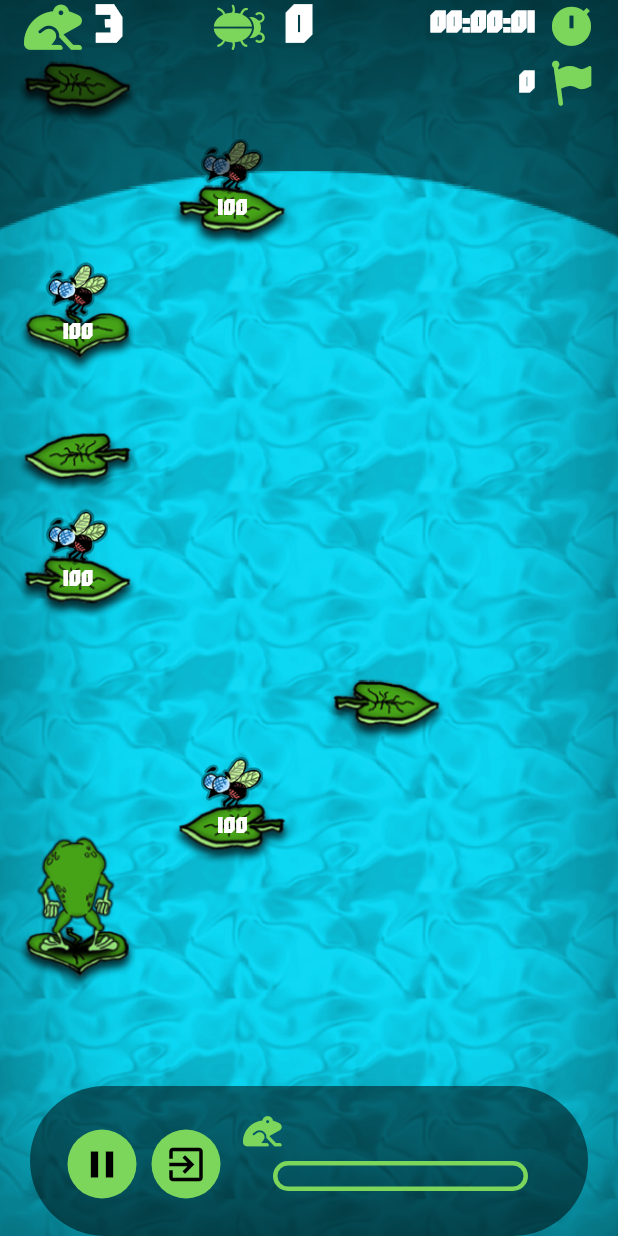
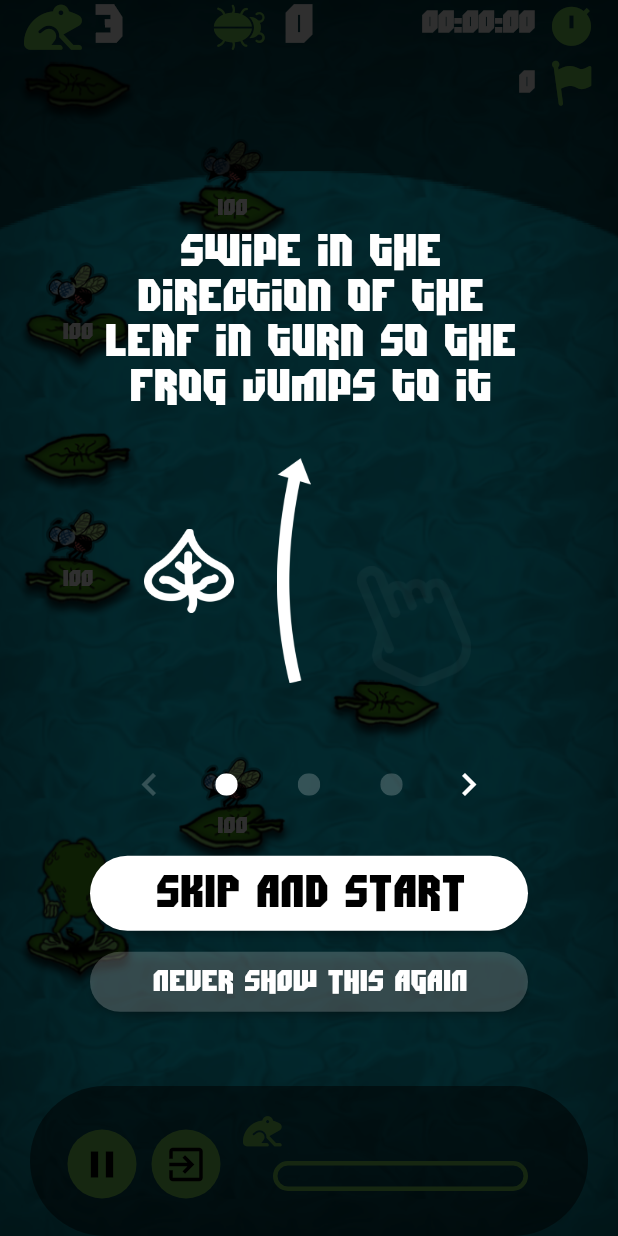
Before and after one commit to romanejaquez/skippingfrog_mobile, a Flutter app: the GamePage screen opened by its route, on a phone screen of 412 x 824 dp. Run offline on Flutter 3.47's test engine with Material 2 defaults, Android fonts, the phone set to English and light mode, and no system bars; our stand-ins replace assets_audio_player, shared_preferences; accounts and stored records are empty.

Commit message:
onboarding

```diff
--- a/lib/pages/gamepage.dart
+++ b/lib/pages/gamepage.dart
@@ -1,5 +1,6 @@
 import 'package:flutter/material.dart';
 import 'package:provider/provider.dart';
+import 'package:skippingfrog_mobile/helpers/utils.dart';
 import 'package:skippingfrog_mobile/services/gameservice.dart';
 import 'package:skippingfrog_mobile/services/scorepanelservice.dart';
 import 'package:skippingfrog_mobile/widgets/bottompanel.dart';
@@ -7,19 +8,44 @@
 import 'package:skippingfrog_mobile/widgets/frogmessagepanel.dart';
 import 'package:skippingfrog_mobile/widgets/gameheaderpanel.dart';
 import 'package:skippingfrog_mobile/widgets/lillypond.dart';
+import 'package:skippingfrog_mobile/widgets/onboarding/onboardingwidget.dart';
 import 'package:skippingfrog_mobile/widgets/swipingpanelregion.dart';
 
-class GamePage extends StatelessWidget {
+class GamePage extends StatefulWidget {
 
   static String route = '/game';
 
   const GamePage({Key? key}) : super(key: key);
 
   @override
+  State<GamePage> createState() => _GamePageState();
+}
+
+class _GamePageState extends State<GamePage> {
+  @override
   Widget build(BuildContext context) {
 
     GameService gameService = Provider.of<GameService>(context, listen: false);
-    gameService.startGame();
+
+
+    if (gameService.isFirstInstall()) {
+      Future.delayed(const Duration(milliseconds: 200), () {
+        showModalBottomSheet(
+          backgroundColor: Colors.transparent,
+          context: context,
+          isScrollControlled: true,
+          useRootNavigator: true,
+          enableDrag: true,
+          builder: ((context) {
+          return const OnboardingWidget();
+        })).then((value) {
+          gameService.startGame();
+        });
+      });
+    }
+    else {
+      gameService.startGame();
+    }
 
     return Scaffold(
       body: Stack(
--- /dev/null
+++ b/lib/services/gamelocalstorage.dart
@@ -0,0 +1,31 @@
+import 'package:flutter/material.dart';
+import 'package:shared_preferences/shared_preferences.dart';
+
+class GameLocalStorage {
+
+  // shared prefs keys
+  static const String onboarding = 'onboarding';
+
+  late SharedPreferences prefs;
+  late BuildContext ctx;
+
+  void init(BuildContext context) {
+    ctx = context;
+    SharedPreferences.getInstance().then((sp) {
+      prefs = sp;
+    });
+  }
+
+  void saveData() {
+    // save other data
+  }
+
+  void neverShowOnboardingAgain() {
+    prefs.setBool(GameLocalStorage.onboarding, false);
+  }
+
+  bool isOnboardingSet() {
+    return prefs.getBool(GameLocalStorage.onboarding) != null &&
+      !prefs.getBool(GameLocalStorage.onboarding)!;
+  }
+}
--- a/lib/services/gameservice.dart
+++ b/lib/services/gameservice.dart
@@ -12,6 +12,7 @@
 import 'package:skippingfrog_mobile/services/audioservice.dart';
 import 'package:skippingfrog_mobile/services/bottompanelservice.dart';
 import 'package:skippingfrog_mobile/services/frogjumpingservice.dart';
+import 'package:skippingfrog_mobile/services/gamelocalstorage.dart';
 import 'package:skippingfrog_mobile/services/leafservice.dart';
 import 'package:skippingfrog_mobile/services/pondservice.dart';
 import 'package:skippingfrog_mobile/services/scorepanelservice.dart';
@@ -38,6 +39,7 @@
   late AudioService audioService;
   late PondService pondService;
   late BottomPanelService bottomPanelService;
+  late GameLocalStorage gameLocalStorage;
 
   void initGame(BuildContext context) {
     ctx = context;
@@ -65,6 +67,8 @@
     pondService = Provider.of<PondService>(ctx, listen: false);
 
     bottomPanelService = Provider.of<BottomPanelService>(ctx, listen: false);
+    gameLocalStorage = Provider.of<GameLocalStorage>(ctx, listen: false);
+    gameLocalStorage.init(ctx);
   }
 
   // reset all provided service
@@ -158,4 +162,12 @@
   ScoreConfig getScoreConfig() {
     return scorePanelService.getScoreConfig();
   }
+
+  void neverShowOnboardingAgain() {
+    gameLocalStorage.neverShowOnboardingAgain();
+  }
+
+  bool isFirstInstall() {
+    return !gameLocalStorage.isOnboardingSet();
+  }
 }
--- /dev/null
+++ b/lib/widgets/onboarding/onboardingwidget.dart
@@ -0,0 +1,152 @@
+import 'package:flutter/material.dart';
+import 'package:provider/provider.dart';
+import 'package:skippingfrog_mobile/helpers/utils.dart';
+import 'package:skippingfrog_mobile/services/gameservice.dart';
+import 'package:skippingfrog_mobile/widgets/onboarding/steps/onboardingstep1.dart';
+import 'package:skippingfrog_mobile/widgets/onboarding/steps/onboardingstep2.dart';
+import 'package:skippingfrog_mobile/widgets/onboarding/steps/onboardingstep3.dart';
+
+class OnboardingWidget extends StatefulWidget {
+  const OnboardingWidget({super.key});
+
+  @override
+  State<OnboardingWidget> createState() => _OnboardingWidgetState();
+}
+
+class _OnboardingWidgetState extends State<OnboardingWidget> {
+
+  PageController? controller;
+
+  @override
+  void initState() {
+    super.initState();
+    controller = PageController(initialPage: 0);
+  }
+
+  @override
+  void dispose() {
+    controller!.dispose();
+    super.dispose();
+  }
+
+  @override
+  Widget build(BuildContext context) {
+
+    GameService gameService = Provider.of<GameService>(context, listen: false);
+    ValueNotifier<int> pageIndex = ValueNotifier(0);
+    List<Widget> onboardingSteps = const [
+      OnboardingStep1(),
+      OnboardingStep2(),
+      OnboardingStep3(),
+    ];
+
+    return Container(
+      decoration: BoxDecoration(
+        color: Colors.black.withOpacity(0.6),
+      ),
+      padding: const EdgeInsets.all(60),
+      child: Column(
+        mainAxisAlignment: MainAxisAlignment.center,
+        crossAxisAlignment: CrossAxisAlignment.stretch,
+        children: [
+          SizedBox(
+            height: 350,
+            child: PageView(
+              controller: controller,
+              scrollDirection: Axis.horizontal,
+              pageSnapping: true,
+              onPageChanged: ((value) {
+                pageIndex.value = value;
+              }),
+              children: onboardingSteps
+            ),
+          ),
+          ValueListenableBuilder<int>(
+            builder: (context, value, child) {
+              return Row(
+                mainAxisAlignment: MainAxisAlignment.center,
+                children: [
+                IconButton(
+                  onPressed: value > 0 ? () {
+                    controller!.previousPage(
+                      duration: const Duration(milliseconds: 500),
+                      curve: Curves.easeInOut);
+                  } : null,
+                  icon: Icon(
+                    Icons.chevron_left,
+                    size: 30,
+                    color: value > 0 ? Colors.white : Colors.white.withOpacity(0.2)
+                  )
+                ),
+                ...List.generate(
+                  onboardingSteps.length,
+                  (index) {
+                    return Padding(
+                      padding: const EdgeInsets.all(20),
+                      child: ClipOval(
+                        child: Container(
+                          color: pageIndex.value == index ? Colors.white : Colors.white.withOpacity(0.2),
+                          width: 15, height: 15,
+                        ),
+                      ),
+                    );
+                  }
+                ),
+                IconButton(
+                  onPressed: value < onboardingSteps.length - 1 ? () {
+                    controller!.nextPage(
+                      duration: const Duration(milliseconds: 500),
+                      curve: Curves.easeInOut);
+                  } : null,
+                  icon: Icon(
+                    Icons.chevron_right,
+                    size: 30,
+                    color: value < onboardingSteps.length - 1 ? Colors.white : Colors.white.withOpacity(0.2)
+                  )
+                ),
+                ]
+              );
+            }, valueListenable: pageIndex,
+          ),
+          const SizedBox(height: 20),
+          ElevatedButton(
+            style: ElevatedButton.styleFrom(
+              shape: RoundedRectangleBorder(borderRadius: BorderRadius.circular(40)),
+              backgroundColor: Colors.white,
+              foregroundColor: Colors.black,
+            ),
+            onPressed: () {
+              Utils.mainNav.currentState!.pop();
+            },
+            child: ValueListenableBuilder(
+              builder: (context, value, child) {
+                return Padding(
+                  padding: const EdgeInsets.all(10.0),
+                  child: Text(pageIndex.value == onboardingSteps.length - 1 ? 'LET\'S PLAY!' : 'SKIP AND START',
+                    style: const TextStyle(fontSize: 30)),
+                );
+              },
+              valueListenable: pageIndex,
+            )
+          ),
+          const SizedBox(height: 10),
+          ElevatedButton(
+            style: ElevatedButton.styleFrom(
+              shape: RoundedRectangleBorder(borderRadius: BorderRadius.circular(40)),
+              backgroundColor: Colors.white.withOpacity(0.2),
+              foregroundColor: Colors.white,
+            ),
+            onPressed: () {
+              Utils.mainNav.currentState!.pop();
+              gameService.neverShowOnboardingAgain();
+            },
+            child: Padding(
+              padding: const EdgeInsets.all(10.0),
+              child: Text('NEVER SHOW THIS AGAIN', style: TextStyle(fontSize: 20)),
+            )
+          )
+        ],
+      ),
+    );
+  }
+}
--- /dev/null
+++ b/lib/widgets/onboarding/steps/onboardingstep1.dart
@@ -0,0 +1,76 @@
+import 'package:flutter/material.dart';
+
+class OnboardingStep1 extends StatefulWidget {
+  const OnboardingStep1({super.key});
+
+  @override
+  State<OnboardingStep1> createState() => _OnboardingStep1State();
+}
+
+class _OnboardingStep1State extends State<OnboardingStep1> with SingleTickerProviderStateMixin {
+
+  late AnimationController handCtrl;
+
+  @override
+  void initState() {
+    super.initState();
+
+    handCtrl = AnimationController(
+      vsync: this,
+      duration: const Duration(milliseconds: 1500),
+    )..repeat();
+
+  }
+
+  @override
+  void dispose() {
+    handCtrl.dispose();
+    super.dispose();
+  }
+
+  @override
+  Widget build(BuildContext context) {
+    return Padding(
+      padding: const EdgeInsets.all(8.0),
+      child: Column(
+        mainAxisSize: MainAxisSize.min,
+        mainAxisAlignment: MainAxisAlignment.center,
+        children: [
+          const Text('Swipe in the direction of the leaf in turn so the frog jumps to it',
+            textAlign: TextAlign.center,
+            style: TextStyle(color: Colors.white, fontSize: 30)
+          ),
+          Expanded(
+            child: Row(
+              mainAxisAlignment: MainAxisAlignment.center,
+              children: [
+                Image.asset('assets/imgs/ob_leafup.png',
+                  width: 60,
+                  height: 60,
+                ),
+                Image.asset('assets/imgs/ob_arrowup.png',
+                  width: 80,
+                  height: 150,
+                ),
+                SlideTransition(
+                  position: Tween<Offset>(
+                    begin: const Offset(0.0, 0.5),
+                    end: const Offset(0.0, -0.5)
+                  ).animate(CurvedAnimation(parent: handCtrl, curve: Curves.easeInOut)),
+                  child: FadeTransition(
+                    opacity: Tween<double>(begin: 0, end: 1)
+                    .animate(CurvedAnimation(parent: handCtrl, curve: Curves.easeInOut)),
+                    child: Image.asset('assets/imgs/ob_hand.png',
+                      width: 80,
+                      height: 80,
+                    ),
+                  ),
+                )
+              ],
+            ),
+          )
+        ],
+      ),
+    );
+  }
+}
--- a/pubspec.yaml
+++ b/pubspec.yaml
@@ -37,6 +37,7 @@
   provider: ^6.0.3
   intl: ^0.17.0
   assets_audio_player: ^3.0.5
+  shared_preferences: ^2.0.15
 
 dev_dependencies:
   flutter_test:
```
Also changed, not shown: lib/helpers/utils.dart (+82 -66 lines), lib/main.dart (+4 -3 lines), lib/pages/skippingfrogsplash.dart (+10 -1 lines), lib/widgets/onboarding/steps/onboardingstep2.dart (added, +143 -0 lines), lib/widgets/onboarding/steps/onboardingstep3.dart (added, +110 -0 lines), assets/imgs/ob_arrowdown.png (added), assets/imgs/ob_arrowleft.png (added), assets/imgs/ob_arrowright.png (added), assets/imgs/ob_arrowup.png (added), assets/imgs/ob_hand.png (added), assets/imgs/ob_leafdown.png (added), assets/imgs/ob_leafleft.png (added), assets/imgs/ob_leafright.png (added), assets/imgs/ob_leafup.png (added), 1 more files, 2 other files.
